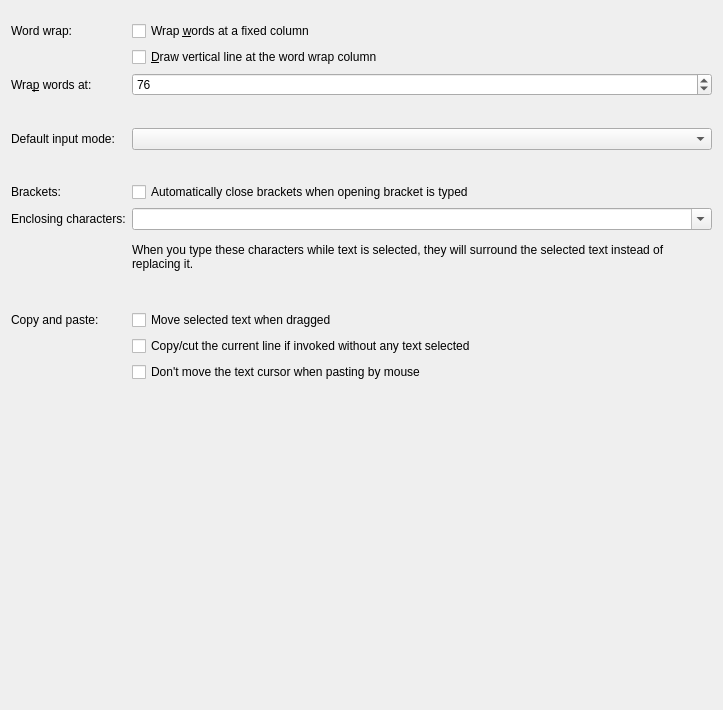
Old version of the form src/dialogs/editconfigwidget.ui in the repository KDE/ktexteditor.
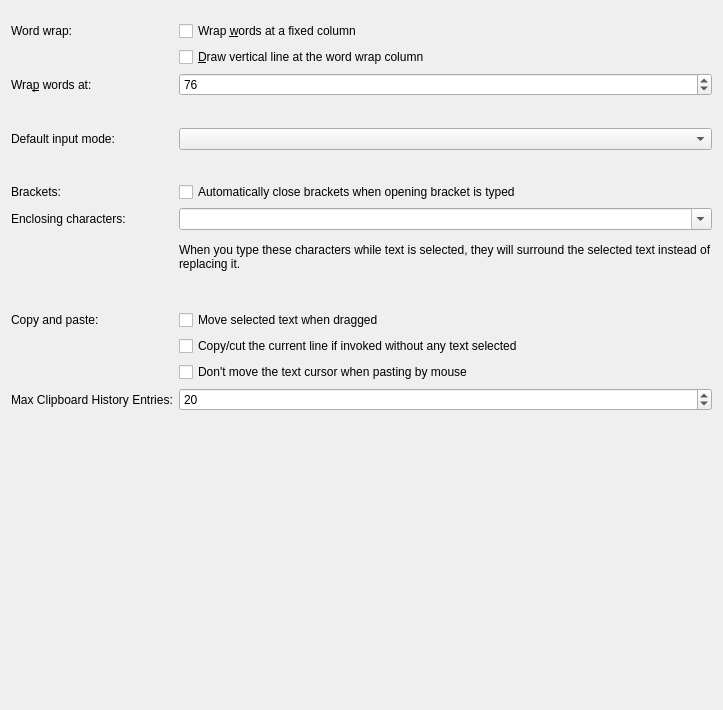
New version of the form. Custom widgets are drawn as their Qt base class.

Commit message: Add config option: max clipboard history entries

Patch:
```diff
--- a/src/dialogs/editconfigwidget.ui
+++ b/src/dialogs/editconfigwidget.ui
@@ -182,6 +182,32 @@
        </property>
       </widget>
      </item>
+    <item row="13" column="0">
+      <widget class="QLabel" name="lblClipboardHistoryEntries">
+       <property name="text">
+        <string>Max Clipboard History Entries:</string>
+       </property>
+       <property name="buddy">
+        <cstring>sbClipboardHistoryEntries</cstring>
+       </property>
+      </widget>
+     </item>
+     <item row="13" column="1">
+      <widget class="KPluralHandlingSpinBox" name="sbClipboardHistoryEntries">
+       <property name="whatsThis">
+        <string>This determines the number of entries to keep in the clipboard history</string>
+       </property>
+       <property name="minimum">
+        <number>1</number>
+       </property>
+       <property name="maximum">
+        <number>999</number>
+       </property>
+       <property name="value">
+        <number>20</number>
+       </property>
+      </widget>
+     </item>
      <item row="8" column="1">
       <widget class="QLabel" name="lblBracketHelp">
        <property name="sizePolicy">
```
The commit also changes 4 other files.
